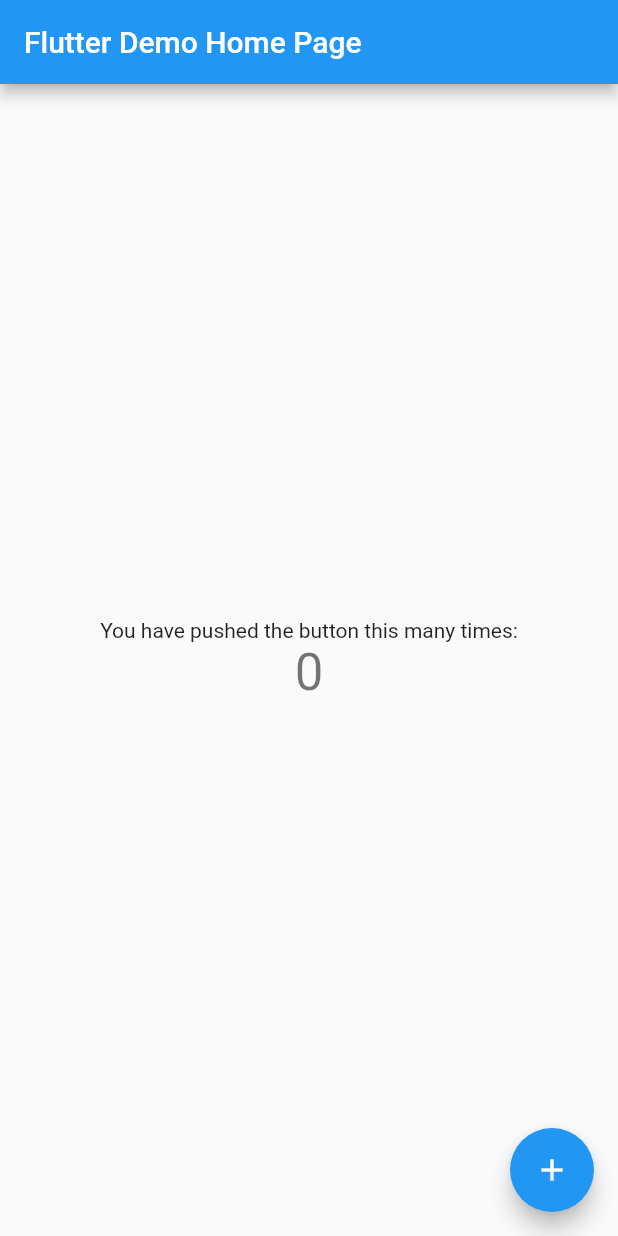
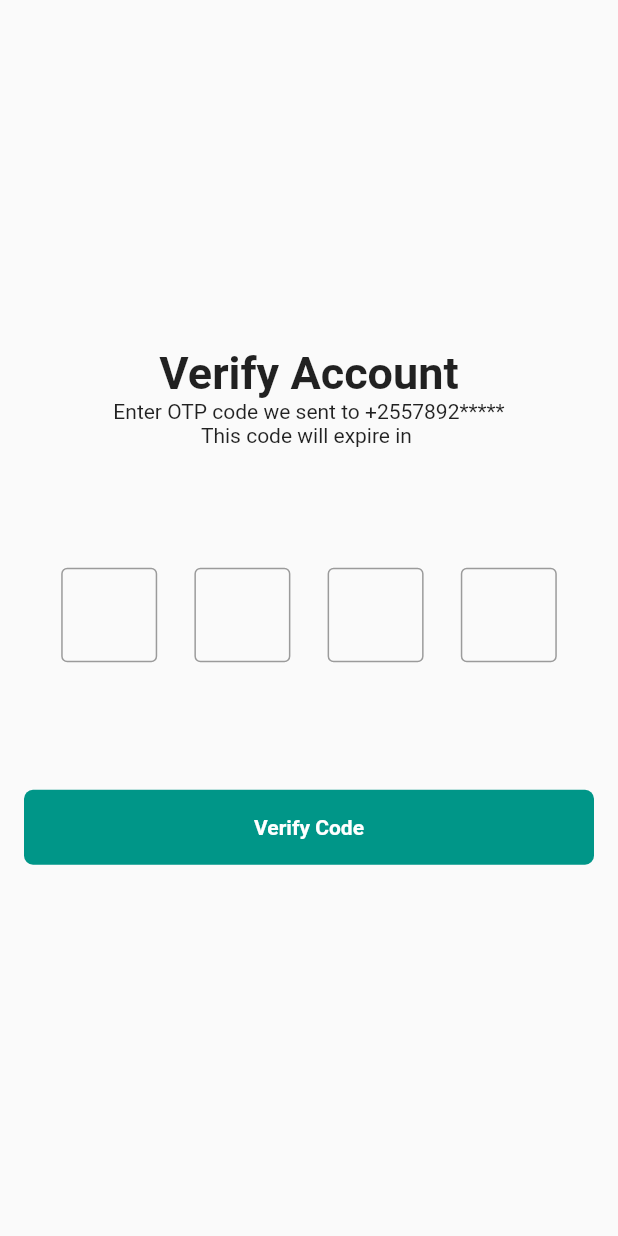
Before and after one commit to b-lemy/EventPoint, a Flutter app: the screen it shows after launch, on a phone screen of 412 x 824 dp. Run offline on Flutter 3.47's test engine with Material 2 defaults, Android fonts, the phone set to English and light mode, and no system bars; our stand-ins replace carousel_indicator, intl_phone_field.

```diff
--- a/lib/main.dart
+++ b/lib/main.dart
@@ -1,115 +1,28 @@
+
+//import 'package:digital_invitation_card/screens/login_screen.dart';
+import 'package:digital_invitation_card/screens/verification.dart';
+//import 'package:digital_invitation_card/screens/signup_screen.dart';
+//import 'package:digital_invitation_card/screens/onboarding_screen.dart';
+//import 'package:digital_invitation_card/screens/splash_screen.dart';
 import 'package:flutter/material.dart';
 
+
 void main() {
+
   runApp(const MyApp());
 }
 
 class MyApp extends StatelessWidget {
   const MyApp({Key? key}) : super(key: key);
 
+
   // This widget is the root of your application.
   @override
   Widget build(BuildContext context) {
-    return MaterialApp(
-      title: 'Flutter Demo',
-      theme: ThemeData(
-        // This is the theme of your application.
-        //
-        // Try running your application with "flutter run". You'll see the
-        // application has a blue toolbar. Then, without quitting the app, try
-        // changing the primarySwatch below to Colors.green and then invoke
-        // "hot reload" (press "r" in the console where you ran "flutter run",
-        // or simply save your changes to "hot reload" in a Flutter IDE).
-        // Notice that the counter didn't reset back to zero; the application
-        // is not restarted.
-        primarySwatch: Colors.blue,
-      ),
-      home: const MyHomePage(title: 'Flutter Demo Home Page'),
+    return const MaterialApp(
+      debugShowCheckedModeBanner: false,
+
+      home: OtpScreen(),
     );
   }
 }
-
-class MyHomePage extends StatefulWidget {
-  const MyHomePage({Key? key, required this.title}) : super(key: key);
-
-  // This widget is the home page of your application. It is stateful, meaning
-  // that it has a State object (defined below) that contains fields that affect
-  // how it looks.
-
-  // This class is the configuration for the state. It holds the values (in this
-  // case the title) provided by the parent (in this case the App widget) and
-  // used by the build method of the State. Fields in a Widget subclass are
-  // always marked "final".
-
-  final String title;
-
-  @override
-  State<MyHomePage> createState() => _MyHomePageState();
-}
-
-class _MyHomePageState extends State<MyHomePage> {
-  int _counter = 0;
-
-  void _incrementCounter() {
-    setState(() {
-      // This call to setState tells the Flutter framework that something has
-      // changed in this State, which causes it to rerun the build method below
-      // so that the display can reflect the updated values. If we changed
-      // _counter without calling setState(), then the build method would not be
-      // called again, and so nothing would appear to happen.
-      _counter++;
-    });
-  }
-
-  @override
-  Widget build(BuildContext context) {
-    // This method is rerun every time setState is called, for instance as done
-    // by the _incrementCounter method above.
-    //
-    // The Flutter framework has been optimized to make rerunning build methods
-    // fast, so that you can just rebuild anything that needs updating rather
-    // than having to individually change instances of widgets.
-    return Scaffold(
-      appBar: AppBar(
-        // Here we take the value from the MyHomePage object that was created by
-        // the App.build method, and use it to set our appbar title.
-        title: Text(widget.title),
-      ),
-      body: Center(
-        // Center is a layout widget. It takes a single child and positions it
-        // in the middle of the parent.
-        child: Column(
-          // Column is also a layout widget. It takes a list of children and
-          // arranges them vertically. By default, it sizes itself to fit its
-          // children horizontally, and tries to be as tall as its parent.
-          //
-          // Invoke "debug painting" (press "p" in the console, choose the
-          // "Toggle Debug Paint" action from the Flutter Inspector in Android
-          // Studio, or the "Toggle Debug Paint" command in Visual Studio Code)
-          // to see the wireframe for each widget.
-          //
-          // Column has various properties to control how it sizes itself and
-          // how it positions its children. Here we use mainAxisAlignment to
-          // center the children vertically; the main axis here is the vertical
-          // axis because Columns are vertical (the cross axis would be
-          // horizontal).
-          mainAxisAlignment: MainAxisAlignment.center,
-          children: <Widget>[
-            const Text(
-              'You have pushed the button this many times:',
-            ),
-            Text(
-              '$_counter',
-              style: Theme.of(context).textTheme.headline4,
-            ),
-          ],
-        ),
-      ),
-      floatingActionButton: FloatingActionButton(
-        onPressed: _incrementCounter,
-        tooltip: 'Increment',
-        child: const Icon(Icons.add),
-      ), // This trailing comma makes auto-formatting nicer for build methods.
-    );
-  }
-}
--- /dev/null
+++ b/lib/screens/verification.dart
@@ -0,0 +1,150 @@
+import 'package:digital_invitation_card/screens/home.dart';
+import 'package:flutter/material.dart';
+import 'package:flutter/services.dart';
+class OtpScreen extends StatelessWidget {
+  const OtpScreen({super.key});
+
+  @override
+  Widget build(BuildContext context) {
+    return  Scaffold(
+
+      body: Form(child: Padding(
+        padding: const EdgeInsets.all(16.0),
+        child: Column(
+          mainAxisAlignment: MainAxisAlignment.center,
+          crossAxisAlignment: CrossAxisAlignment.center,
+          children: [
+             const Text("Verify Account",style: TextStyle(fontWeight: FontWeight.bold,fontSize: 30),),
+             const Text("Enter OTP code we sent to +2557892*****"),
+             const Text("This code will expire in "),
+            const SizedBox(height: 80,),
+            Row(
+              mainAxisAlignment: MainAxisAlignment.spaceEvenly,
+              children:  [
+                SizedBox(
+                  height: 68,
+                  width: 64,
+                  child: TextFormField(
+                    onChanged: (value) => {
+                      if (value.length == 1){
+                      FocusScope.of(context).nextFocus(),
+
+                      }
+                    },
+                    style: Theme.of(context).textTheme.titleLarge,
+                    keyboardType: TextInputType.number,
+                    textAlign: TextAlign.center,
+                    inputFormatters: [
+                      LengthLimitingTextInputFormatter(1),
+                      FilteringTextInputFormatter.digitsOnly
+                    ],
+                   decoration:const  InputDecoration(
+                    border:  OutlineInputBorder(),
+                   ),
+                  ),
+
+                ),
+                SizedBox(
+                  height: 68,
+                  width: 64,
+                  child: TextFormField(
+                    onChanged: (value) => {
+                      if (value.length == 1){
+                      FocusScope.of(context).nextFocus(),
+
+                      }
+                    },
+                    style: Theme.of(context).textTheme.titleLarge,
+                    keyboardType: TextInputType.number,
+                    textAlign: TextAlign.center,
+                    inputFormatters: [
+                      LengthLimitingTextInputFormatter(1),
+                      FilteringTextInputFormatter.digitsOnly
+                    ],
+                    decoration: const InputDecoration(border: OutlineInputBorder()),
+
+                  ),
+
+                ),
+                SizedBox(
+                  height: 68,
+                  width: 64,
+                  child: TextFormField(
+                    onChanged: (value) => {
+                      if (value.length == 1){
+                      FocusScope.of(context).nextFocus(),
+
+                      }
+                    },
+                    style: Theme.of(context).textTheme.titleLarge,
+                    keyboardType: TextInputType.number,
+                    textAlign: TextAlign.center,
+                    inputFormatters: [
+                      LengthLimitingTextInputFormatter(1),
+                      FilteringTextInputFormatter.digitsOnly
+                    ],
+                    decoration:const InputDecoration(
+                      border: OutlineInputBorder()
+                    ),
+
+                  ),
+
+                ),
+                SizedBox(
+                  height: 68,
+                  width: 64,
+                  child: TextFormField(
+                    onChanged: (value) => {
+                      if (value.length == 1){
+                      FocusScope.of(context).nextFocus(),
+
+                      }
+                    },
+                    style: Theme.of(context).textTheme.titleLarge,
+                    keyboardType: TextInputType.number,
+                    textAlign: TextAlign.center,
+                    inputFormatters: [
+                      LengthLimitingTextInputFormatter(1),
+                      FilteringTextInputFormatter.digitsOnly
+                    ],
+                    decoration: const InputDecoration(
+                      border: OutlineInputBorder()
+                    ),
+                  ),
+
+                ),
+              ],
+            ),
+             const SizedBox(height: 80,),
+
+             GestureDetector(
+              onTap: () {
+                    Navigator.push(
+              context,
+              MaterialPageRoute(builder: (context) => const HomeScreen()),);
+              },
+                        child: Container(
+                          alignment: Alignment.center,
+                          height: 50,
+                          decoration: const BoxDecoration(
+                              borderRadius: BorderRadius.all(Radius.circular(6)),
+                              color: Colors.teal
+
+                          ),
+                          child: const Text('Verify Code',
+                            style: TextStyle(color: Colors.white,
+                                fontWeight: FontWeight.bold),
+                          ),
+                        ),
+
+                      ),
+                       const SizedBox(height: 16.0),
+
+          ],
+        ),
+      ),
+
+      ),
+    );
+  }
+}
```
Also changed, not shown: lib/screens/home.dart (added, +29 -0 lines), lib/screens/login_screen.dart (added, +130 -0 lines), lib/screens/onboarding_screen.dart (added, +78 -0 lines), lib/screens/signup_screen.dart (added, +150 -0 lines), lib/screens/splash_screen.dart (added, +34 -0 lines), pubspec.yaml (+9 -2 lines), assets/2.png (added), assets/Group 300.png (added), assets/Splash2.png (added), assets/SplashScreen (2).png (added), assets/SplashScreen.png (added), lib/navigation/app_route.dart (added), pubspec.lock.
